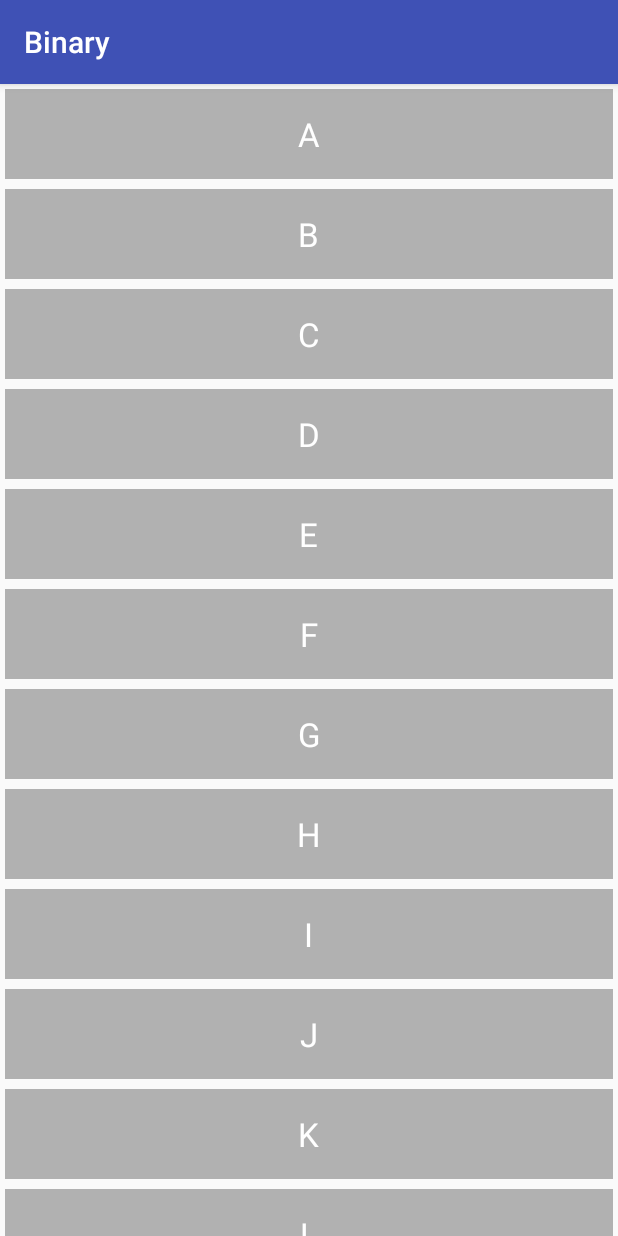
After one commit to HankinsPan/Binary, an Android app: the SixActivity screen opened directly, with no data from a screen before it, on a phone screen of 412 x 824 dp. The commit adds this screen. Run offline under Robolectric (Android 15) with nearby library versions, the phone set to English and light mode, and no system bars.

Commit message:
add recycerView

```diff
--- a/binary/build.gradle
+++ b/binary/build.gradle
@@ -20,10 +20,11 @@ android {
 }
 
 dependencies {
-    compile fileTree(dir: 'libs', include: ['*.jar'])
+    compile fileTree(include: ['*.jar'], dir: 'libs')
     androidTestCompile('com.android.support.test.espresso:espresso-core:2.2.2', {
         exclude group: 'com.android.support', module: 'support-annotations'
     })
     compile 'com.android.support:appcompat-v7:25.3.0'
     testCompile 'junit:junit:4.12'
+    compile 'com.android.support:recyclerview-v7:25.3.0'
 }
--- a/binary/src/main/AndroidManifest.xml
+++ b/binary/src/main/AndroidManifest.xml
@@ -26,6 +26,8 @@
 
         <activity android:name=".FiveActivity" />
 
+        <activity android:name=".SixActivity" />
+
     </application>
 
 </manifest>
--- a/binary/src/main/java/com/binary/MainActivity.java
+++ b/binary/src/main/java/com/binary/MainActivity.java
@@ -134,10 +134,14 @@ public class MainActivity extends AppCompatActivity {
         btnDrawR.setOnClickListener(new View.OnClickListener() {
             @Override
             public void onClick(View view) {
-                mRlaImage.setVisibility(View.GONE);
+//                mRlaImage.setVisibility(View.GONE);
 //                mRlaDraw.setVisibility(View.VISIBLE);
-                mRlaDraw.setVisibility(View.GONE);
+//                mRlaDraw.setVisibility(View.GONE);
 //                mRlaDrawRect.addView(new DrawRect(MainActivity.this));
+
+                Intent intent = new Intent(MainActivity.this,SixActivity.class);
+                startActivity(intent);
+
 
 
             }
--- /dev/null
+++ b/binary/src/main/java/com/binary/SimpeAdapter.java
@@ -0,0 +1,56 @@
+package com.binary;
+
+import android.content.Context;
+import android.support.v7.widget.RecyclerView;
+import android.view.LayoutInflater;
+import android.view.View;
+import android.view.ViewGroup;
+import android.widget.TextView;
+
+import java.util.List;
+
+/**
+ * Created by bestotem on 2017/7/22.
+ */
+
+public class SimpeAdapter extends RecyclerView.Adapter<MyViewHolder> {
+    private Context mContext;
+    private List<String> datas;
+    private LayoutInflater mInflater;
+
+    public SimpeAdapter(Context context, List<String> datas) {
+        this.mContext = context;
+        this.datas = datas;
+        mInflater = LayoutInflater.from(context);
+    }
+
+    @Override
+    public MyViewHolder onCreateViewHolder(ViewGroup parent, int viewType) {
+
+        View view = mInflater.inflate(R.layout.recyc_item,parent,false);
+        MyViewHolder viewHolder = new MyViewHolder(view);
+        return viewHolder;
+    }
+
+    @Override
+    public void onBindViewHolder(MyViewHolder holder, int position) {
+        holder.tvTxt.setText(datas.get(position));
+    }
+
+    @Override
+    public int getItemCount() {
+        return datas.size();
+    }
+}
+
+
+class MyViewHolder extends RecyclerView.ViewHolder {
+
+    TextView tvTxt;
+
+    public MyViewHolder(View view) {
+        super(view);
+
+        tvTxt = (TextView) view.findViewById(R.id.tv_txt);
+    }
+}
--- /dev/null
+++ b/binary/src/main/java/com/binary/SixActivity.java
@@ -0,0 +1,50 @@
+package com.binary;
+
+import android.os.Bundle;
+import android.support.annotation.Nullable;
+import android.support.v7.app.AppCompatActivity;
+import android.support.v7.widget.LinearLayoutManager;
+import android.support.v7.widget.RecyclerView;
+
+import java.util.ArrayList;
+import java.util.List;
+
+/**
+ * Created by bestotem on 2017/7/22.
+ */
+
+public class SixActivity extends AppCompatActivity {
+    private RecyclerView mRecyclerView;
+    private List<String> mDatas = new ArrayList<>();
+    private SimpeAdapter adapter;
+
+
+    @Override
+    protected void onCreate(@Nullable Bundle savedInstanceState) {
+        super.onCreate(savedInstanceState);
+        setContentView(R.layout.activity_six);
+
+        initDatas();
+        initView();
+    }
+
+
+    private void initDatas() {
+        mDatas = new ArrayList<String>();
+
+        for (int i = 'A'; i <='z'; i++) {
+            mDatas.add(""+(char)i);
+        }
+    }
+
+    private void initView() {
+        mRecyclerView = (RecyclerView) findViewById(R.id.re_cyc);
+        adapter = new SimpeAdapter(this,mDatas);
+        mRecyclerView.setAdapter(adapter);
+
+
+        LinearLayoutManager lp = new LinearLayoutManager(this,LinearLayoutManager.VERTICAL,false);
+        mRecyclerView.setLayoutManager(lp);
+
+    }
+}
--- a/binary/src/main/java/com/binary/common/AdapterViewHolder.java
+++ b/binary/src/main/java/com/binary/common/AdapterViewHolder.java
@@ -2,7 +2,6 @@ package com.binary.common;
 
 import android.content.Context;
 import android.view.View;
-import android.view.ViewGroup;
 import android.widget.CheckBox;
 
 import com.binary.Person;
@@ -17,7 +16,7 @@ import java.util.List;
 
 public class AdapterViewHolder extends ConmentAdapter<Person> {
 
-    private List<Integer> mPos = new ArrayList<Integer>();
+    private List<Integer> mPos = new ArrayList<>();
 
 
     public AdapterViewHolder(Context mContext, List<Person> mDatas) {
--- /dev/null
+++ b/binary/src/main/res/layout/activity_six.xml
@@ -0,0 +1,14 @@
+<?xml version="1.0" encoding="utf-8"?>
+<RelativeLayout xmlns:android="http://schemas.android.com/apk/res/android"
+    android:layout_width="match_parent"
+    android:layout_height="match_parent"
+    android:orientation="vertical">
+
+    <android.support.v7.widget.RecyclerView
+        android:id="@+id/re_cyc"
+        android:layout_width="match_parent"
+        android:layout_height="match_parent">
+
+    </android.support.v7.widget.RecyclerView>
+
+</RelativeLayout>
--- /dev/null
+++ b/binary/src/main/res/layout/recyc_item.xml
@@ -0,0 +1,17 @@
+<?xml version="1.0" encoding="utf-8"?>
+<RelativeLayout xmlns:android="http://schemas.android.com/apk/res/android"
+    android:layout_width="match_parent"
+    android:layout_height="60dp"
+    android:background="#66444444"
+    android:layout_margin="3dp"
+    android:orientation="vertical">
+
+    <TextView
+        android:id="@+id/tv_txt"
+        android:layout_width="wrap_content"
+        android:layout_height="wrap_content"
+        android:layout_centerInParent="true"
+        android:textColor="#FFF"
+        android:textSize="22sp" />
+
+</RelativeLayout>
```
